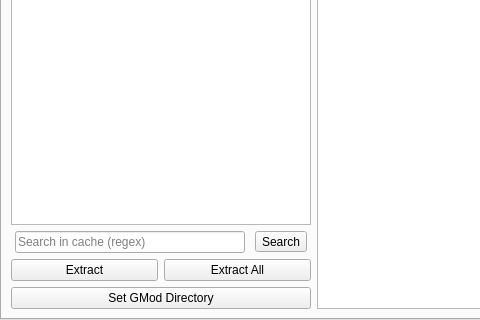
FPtje/gmosh, file ui/mainwindow.ui: the form before one commit; both pictures show x 0 to 480 and y 381 to 701 of the 800 by 701 pixel window.
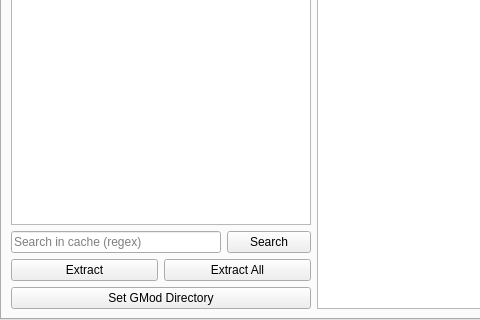
The form after the commit. The open tabs and pages were chosen to show the change.

Commit message: Made search button nicer on Windows

```diff
--- a/ui/mainwindow.ui
+++ b/ui/mainwindow.ui
@@ -993,7 +993,7 @@
               </property>
               <property name="minimumSize">
                <size>
-                <width>230</width>
+                <width>210</width>
                 <height>0</height>
                </size>
               </property>
@@ -1003,7 +1003,7 @@
              </widget>
             </item>
             <item>
-             <widget class="QToolButton" name="lcacheSearchButton">
+             <widget class="QPushButton" name="lcacheSearchButton">
               <property name="text">
                <string>Search</string>
               </property>
```
Left out of the diff: 19 changed lines with no effect on the pictures.
